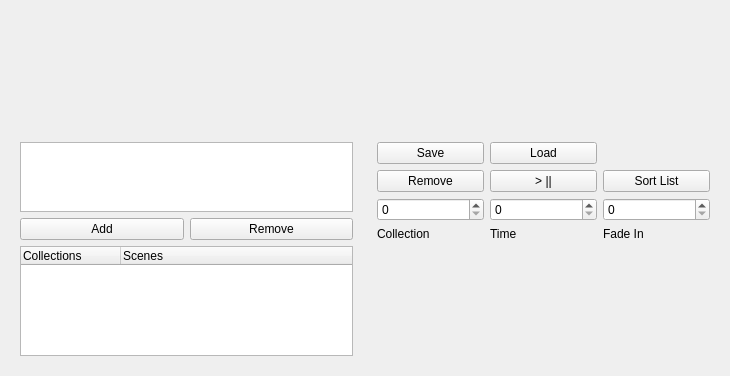
The window that SequenceUis/SequenceEditor.ui (FlamingMoe85/LightInSyncQt) describes before a commit, drawn with Qt 5.
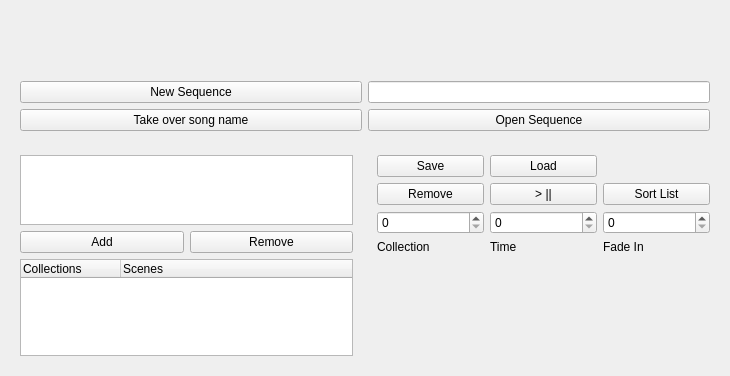
The same window after the commit.

Commit message: Save/Load Sequence with selected Song

Patch:
```diff
--- a/SequenceUis/SequenceEditor.ui
+++ b/SequenceUis/SequenceEditor.ui
@@ -31,7 +31,7 @@
        </layout>
       </widget>
      </item>
-     <item row="1" column="1" rowspan="2">
+     <item row="2" column="1" rowspan="2">
       <widget class="QWidget" name="widget_Fades" native="true">
        <property name="sizePolicy">
         <sizepolicy hsizetype="Expanding" vsizetype="Expanding">
@@ -160,12 +160,12 @@
        </layout>
       </widget>
      </item>
-     <item row="1" column="0" rowspan="2">
+     <item row="2" column="0" rowspan="2">
       <widget class="QWidget" name="widget_Collections" native="true">
        <property name="sizePolicy">
         <sizepolicy hsizetype="Expanding" vsizetype="Expanding">
          <horstretch>1</horstretch>
-         <verstretch>1</verstretch>
+         <verstretch>2</verstretch>
         </sizepolicy>
        </property>
        <layout class="QGridLayout" name="gridLayout_4">
@@ -232,6 +232,71 @@
        </layout>
       </widget>
      </item>
+     <item row="1" column="0" colspan="2">
+      <widget class="QWidget" name="widget_2" native="true">
+       <property name="sizePolicy">
+        <sizepolicy hsizetype="Expanding" vsizetype="Expanding">
+         <horstretch>1</horstretch>
+         <verstretch>1</verstretch>
+        </sizepolicy>
+       </property>
+       <layout class="QGridLayout" name="gridLayout_8">
+        <item row="0" column="0">
+         <layout class="QGridLayout" name="gridLayout_7">
+          <item row="1" column="0">
+           <widget class="QPushButton" name="pushButton_useSongName">
+            <property name="sizePolicy">
+             <sizepolicy hsizetype="Expanding" vsizetype="Expanding">
+              <horstretch>1</horstretch>
+              <verstretch>1</verstretch>
+             </sizepolicy>
+            </property>
+            <property name="text">
+             <string>Take over song name</string>
+            </property>
+           </widget>
+          </item>
+          <item row="0" column="0">
+           <widget class="QPushButton" name="pushButton_NewSequence">
+            <property name="sizePolicy">
+             <sizepolicy hsizetype="Expanding" vsizetype="Expanding">
+              <horstretch>1</horstretch>
+              <verstretch>1</verstretch>
+             </sizepolicy>
+            </property>
+            <property name="text">
+             <string>New Sequence</string>
+            </property>
+           </widget>
+          </item>
+          <item row="0" column="2">
+           <widget class="QLineEdit" name="lineEdit_SequenceName">
+            <property name="sizePolicy">
+             <sizepolicy hsizetype="Expanding" vsizetype="Expanding">
+              <horstretch>1</horstretch>
+              <verstretch>1</verstretch>
+             </sizepolicy>
+            </property>
+           </widget>
+          </item>
+          <item row="1" column="2">
+           <widget class="QPushButton" name="pushButton_OpenSequence">
+            <property name="sizePolicy">
+             <sizepolicy hsizetype="Expanding" vsizetype="Expanding">
+              <horstretch>1</horstretch>
+              <verstretch>1</verstretch>
+             </sizepolicy>
+            </property>
+            <property name="text">
+             <string>Open Sequence</string>
+            </property>
+           </widget>
+          </item>
+         </layout>
+        </item>
+       </layout>
+      </widget>
+     </item>
     </layout>
    </item>
   </layout>
```
The commit also changes 7 other files.
